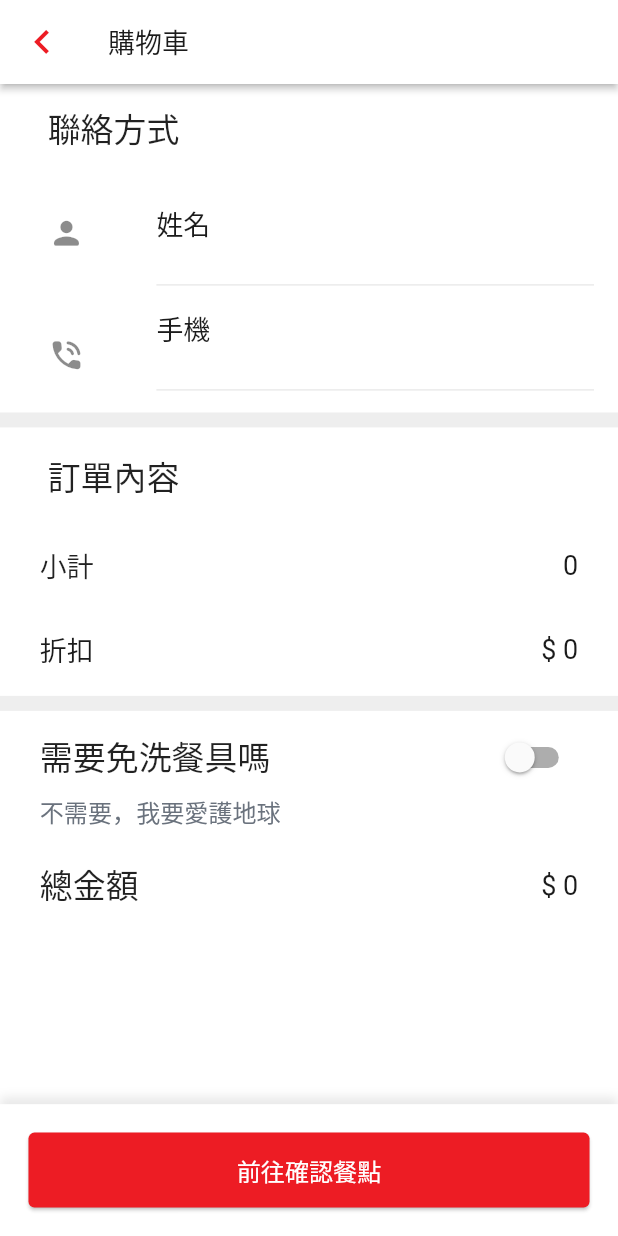
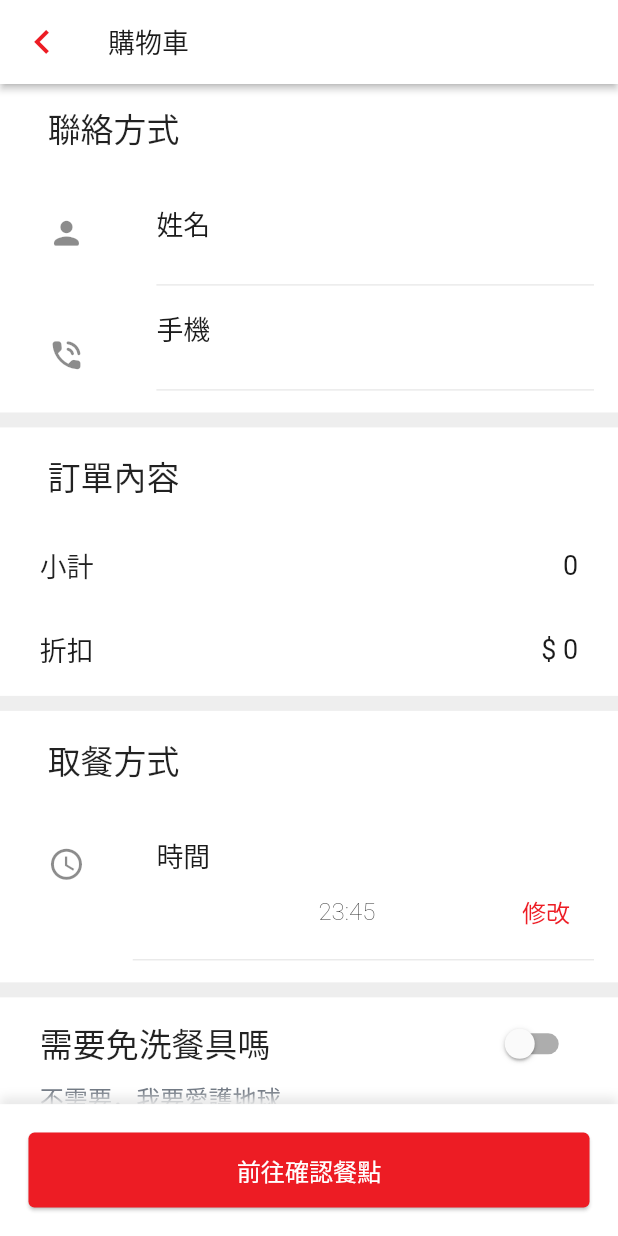
Before and after one commit to JarrenPoh/flutterdemo02, a Flutter app: the shopCar screen opened directly with empty values, on a phone screen of 412 x 824 dp. Run offline on Flutter 3.47's test engine with Material 2 defaults, Android fonts, the phone set to English and light mode, and no system bars; our stand-ins replace dio, dots_indicator, firebase_analytics, firebase_core, flip_card, flutter_riverpod and 8 more; missing offline and left inert: fab_circular_menu, flutter_polyline_points, google_directions_api, google_geocoding, twilio_flutter; accounts and stored records are empty; network calls fail; Roboto replaces fonts that are missing (NotoSansMedium).

Commit message:
reservation_correct-20220913

```diff
--- a/lib/API/shopCarModel.dart
+++ b/lib/API/shopCarModel.dart
@@ -32,6 +32,7 @@ class Result {
   bool? complete;
   bool? accept;
   bool? tableware;
+  String? reservation;
   Result({
     this.order,
     this.dATE,
@@ -41,6 +42,7 @@ class Result {
     this.complete,
     this.accept,
     this.tableware,
+    this.reservation,
   });
 
   Result.fromJson(Map<String, dynamic> json) {
@@ -54,6 +56,7 @@ class Result {
     complete = json['complete'];
     accept = json['accept'];
     tableware = json['tableware'];
+    reservation = json['reservation'];
   }
 
   Map<String, dynamic> toJson() {
@@ -68,6 +71,7 @@ class Result {
     data['complete'] = this.complete;
     data['accept'] = this.accept;
     data['tableware'] = this.tableware;
+    data['reservation'] = this.reservation;
     return data;
   }
 }
--- /dev/null
+++ b/lib/componentsShopcar/reservation.dart
@@ -0,0 +1,123 @@
+import 'package:flutter/material.dart';
+import 'package:flutterdemo02/controllers/cart_controller.dart';
+import 'package:flutterdemo02/pages/Tabs.dart';
+import 'package:get/get.dart';
+
+import '../models/BetweenSM.dart';
+import '../models/ColorSettings.dart';
+import '../models/MiddleText.dart';
+import '../models/TabsText.dart';
+import '../provider/Shared_Preference.dart';
+
+class Reservation extends StatefulWidget {
+  Reservation({Key? key, required this.notifyParent}) : super(key: key);
+  Function() notifyParent;
+  @override
+  State<Reservation> createState() =>
+      _ReservationState(notifyParent: notifyParent);
+}
+
+class _ReservationState extends State<Reservation> {
+  _ReservationState({required this.notifyParent});
+
+  CartController cartController = Get.find();
+  Function() notifyParent;
+  TimeOfDay time = TimeOfDay(
+    hour: TimeOfDay.now().hour,
+    minute: TimeOfDay.now().minute,
+  );
+
+  @override
+  Widget build(BuildContext context) {
+    return Column(
+      children: [
+        ListTile(
+          title: Padding(
+              padding: EdgeInsets.symmetric(
+                vertical: Dimensions.height10,
+                horizontal: Dimensions.width15,
+              ),
+              child: Text(
+                '取餐方式',
+                style: TextStyle(fontSize: Dimensions.fontsize24),
+              )),
+        ),
+        ListTile(
+          leading: Padding(
+            padding: EdgeInsets.symmetric(
+              vertical: Dimensions.height10,
+              horizontal: Dimensions.width15,
+            ),
+            child: Icon(
+              Icons.schedule_outlined,
+              size: Dimensions.icon25,
+            ),
+          ),
+          title: Padding(
+            padding: EdgeInsets.only(
+              left: Dimensions.width15,
+              top: Dimensions.height15,
+            ),
+            child: Row(
+              children: [
+                MiddleText(
+                  color: kBodyTextColor,
+                  text: '時間',
+                  fontFamily: 'NotoSansMedium',
+                ),
+                Expanded(
+                  child: Column(
+                    children: const [],
+                  ),
+                ),
+              ],
+            ),
+          ),
+          subtitle: Column(
+            children: [
+              Row(
+                mainAxisAlignment: MainAxisAlignment.spaceBetween,
+                children: [
+                  Container(width: Dimensions.width20 * 2, height: 2),
+                  BetweenSM(
+                    color: kBodyTextColor,
+                    text: '${cartController.reservationTime}',
+                    fontFamily: 'NotoSansMedium',
+                    maxLines: 100,
+                  ),
+                  TextButton(
+                    child: BetweenSM(
+                      color: kMaimColor,
+                      text: '修改',
+                      fontFamily: 'NotoSansMedium',
+                      maxLines: 100,
+                    ),
+                    onPressed: () async {
+                      TimeOfDay? newTime = await showTimePicker(
+                        context: context,
+                        initialTime: time,
+                      );
+
+                      //if 'Cancel' => null
+                      if (newTime == null) return;
+
+                      //if 'OK' => TimeOfDay
+
+                      time = newTime;
+                      cartController.getReservation(
+                          Time:
+                              '${time.hour.toString().padLeft(2, '0')}:${time.minute.toString().padLeft(2, '0')}');
+                      cartController.ifUpdate(name: true);
+                      widget.notifyParent();
+                    },
+                  ),
+                ],
+              ),
+              const Divider()
+            ],
+          ),
+        ),
+      ],
+    );
+  }
+}
--- a/lib/controllers/cart_controller.dart
+++ b/lib/controllers/cart_controller.dart
@@ -17,6 +17,7 @@ class CartController extends GetxController {
   List<dynamic> radiolist = <dynamic>[].obs;
   List<dynamic> Radiolist = <dynamic>[].obs;
   bool tableware = false;
+  String reservationTime = "23:45";
   late int finalPrice;
   bool ifUpdateCar = true;
 
@@ -127,7 +128,9 @@ class CartController extends GetxController {
   ////////////
   ///////清空購物車////
   void deleteAll() {
-    for (var element in cartlist) {cartlist.remove(element);}
+    for (var element in cartlist) {
+      cartlist.remove(element);
+    }
     return null;
   }
 
@@ -149,6 +152,13 @@ class CartController extends GetxController {
   bool tableWare({required bool tablewareBool}) {
     tableware = tablewareBool;
     return tableware;
+  }
+  //////
+
+  ///////取餐時間////
+  String getReservation({required String Time}) {
+    reservationTime = Time;
+    return reservationTime;
   }
   //////
 
@@ -199,8 +209,10 @@ class CartController extends GetxController {
       //////
     }
 
+
+
     ///finalReturn
-    finalReturn = Orders(tableware, ordersReturn);
+    finalReturn = Orders(tableware, reservationTime, ordersReturn);
     //////
     ///optionsReturn Encode成String
     String finalString = jsonEncode(finalReturn);
--- a/lib/models/cart_model.dart
+++ b/lib/models/cart_model.dart
@@ -83,13 +83,16 @@ class Order {
 
 class Orders {
   bool tableware;
+  String reservationTime;
   List? order;
   Orders(
     this.tableware,
+    this.reservationTime,
     this.order,
   );
   Map toJson() => {
         'tableware': tableware,
+        'reservation':reservationTime,
         'orders': order,
       };
 }
--- a/lib/provider/Shared_Preference.dart
+++ b/lib/provider/Shared_Preference.dart
@@ -17,6 +17,7 @@ class UserSimplePreferences {
   static const _finalPrice = 'finalprice';
   static const _orderPreview = 'orederpreview';
   static const _phoneverify = 'phoneverify';
+  static const _reservation= '_reservation';
 
   static Future init() async =>
       _preferences = await SharedPreferences.getInstance();
@@ -114,5 +115,13 @@ class UserSimplePreferences {
 
   static bool? getPhoneVerify() => _preferences!.getBool(_phoneverify);
   //////////////////////////////////////
+  //////////////////////////////Reservation/////
+  static Future setReservation(String time) async {
+    await _preferences?.setString(_reservation, time);
+    print('Set Preference successful');
+  }
+
+  static String? getReservation() => _preferences!.getString(_reservation);
+  //////////////////////////////////////
 
 }
```
Also changed, not shown: lib/componentsShopcar/contactWay.dart (+9 -4 lines), lib/pages/Form3.dart (+11 -12 lines), lib/pages/Form4.dart (+11 -11 lines), lib/pages/GoogleMap.dart (+98 -32 lines), lib/pages/ShopCar.dart (+40 -1 lines).
